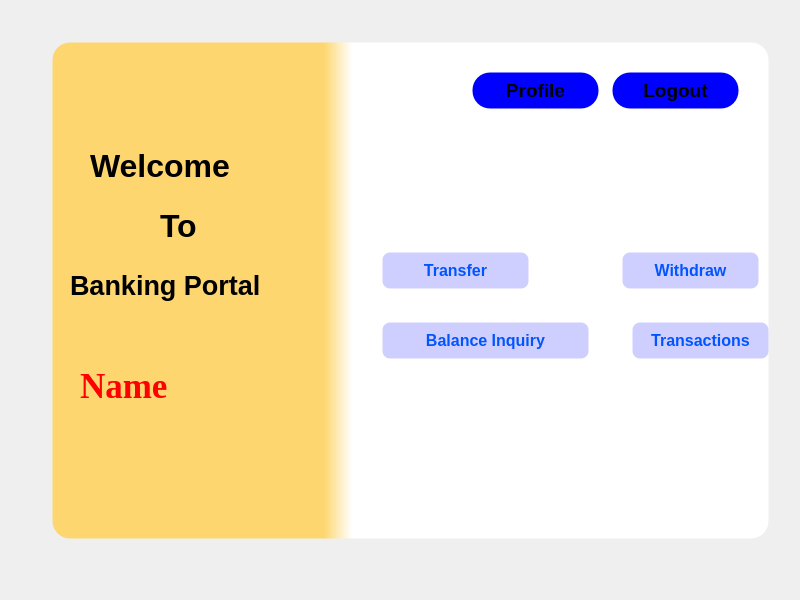
Old version of the form mainpage.ui in the repository iamroHit12/BankMangement.
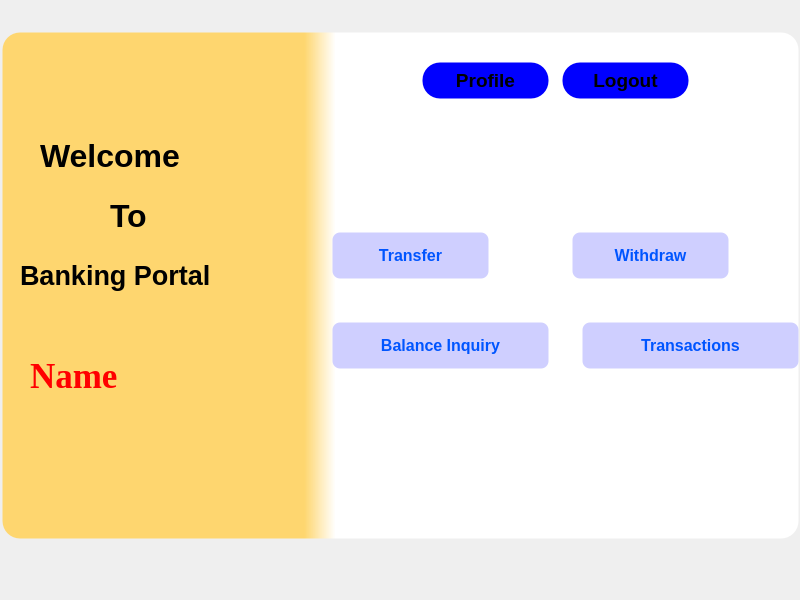
New version of the form.

Patch:
```diff
--- a/mainpage.ui
+++ b/mainpage.ui
@@ -33,10 +33,10 @@
    <widget class="QFrame" name="frame">
     <property name="geometry">
      <rect>
-      <x>50</x>
-      <y>40</y>
-      <width>721</width>
-      <height>501</height>
+      <x>0</x>
+      <y>30</y>
+      <width>801</width>
+      <height>511</height>
      </rect>
     </property>
     <property name="styleSheet">
@@ -57,9 +57,9 @@
      <property name="geometry">
       <rect>
        <x>330</x>
-       <y>280</y>
-       <width>211</width>
-       <height>41</height>
+       <y>290</y>
+       <width>221</width>
+       <height>51</height>
       </rect>
      </property>
      <property name="font">
@@ -82,9 +82,9 @@
      <property name="geometry">
       <rect>
        <x>330</x>
-       <y>210</y>
-       <width>151</width>
-       <height>41</height>
+       <y>200</y>
+       <width>161</width>
+       <height>51</height>
       </rect>
      </property>
      <property name="font">
@@ -107,9 +107,9 @@
      <property name="geometry">
       <rect>
        <x>570</x>
-       <y>210</y>
-       <width>141</width>
-       <height>41</height>
+       <y>200</y>
+       <width>161</width>
+       <height>51</height>
       </rect>
      </property>
      <property name="font">
@@ -206,7 +206,7 @@
       <rect>
        <x>40</x>
        <y>100</y>
-       <width>261</width>
+       <width>271</width>
        <height>51</height>
       </rect>
      </property>
@@ -277,9 +277,9 @@
      <property name="geometry">
       <rect>
        <x>580</x>
-       <y>280</y>
-       <width>141</width>
-       <height>41</height>
+       <y>290</y>
+       <width>221</width>
+       <height>51</height>
       </rect>
      </property>
      <property name="font">
```
Left out of the diff: 2 changed lines with no effect on the pictures.
